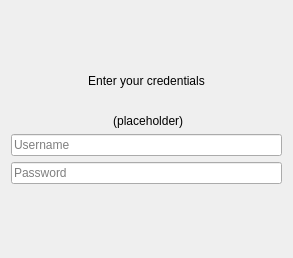
This is src/gui/newwizard/pages/BasicCredentialsSetupWizardPage.ui in ishank011/client as Qt 5 draws it before an edit. The edited form follows.
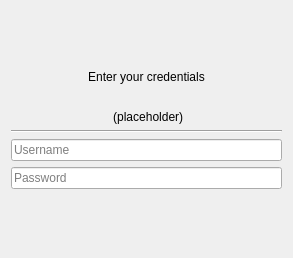
This is the edited form.

Commit message: Wizard, mk. 2

Patch:
```diff
--- a/src/gui/newwizard/pages/BasicCredentialsSetupWizardPage.ui
+++ b/src/gui/newwizard/pages/BasicCredentialsSetupWizardPage.ui
@@ -63,6 +63,13 @@
      </property>
     </widget>
    </item>
+   <item>
+    <widget class="Line" name="line">
+     <property name="orientation">
+      <enum>Qt::Horizontal</enum>
+     </property>
+    </widget>
+   </item>
    <item>
     <layout class="QVBoxLayout" name="verticalLayout_2">
      <item>
@@ -73,7 +80,10 @@
       </widget>
      </item>
      <item>
-      <widget class="QLineEdit" name="passwordLabel">
+      <widget class="QLineEdit" name="passwordLineEdit">
+       <property name="echoMode">
+        <enum>QLineEdit::Password</enum>
+       </property>
        <property name="placeholderText">
         <string>Password</string>
        </property>
```
Left out of the diff: 6 changed lines with no effect on the pictures. The commit also changes 10 other files.
